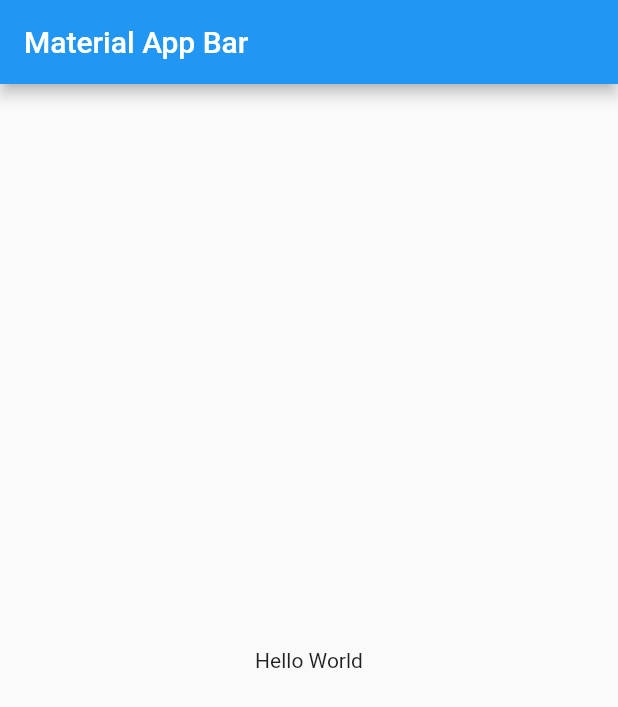
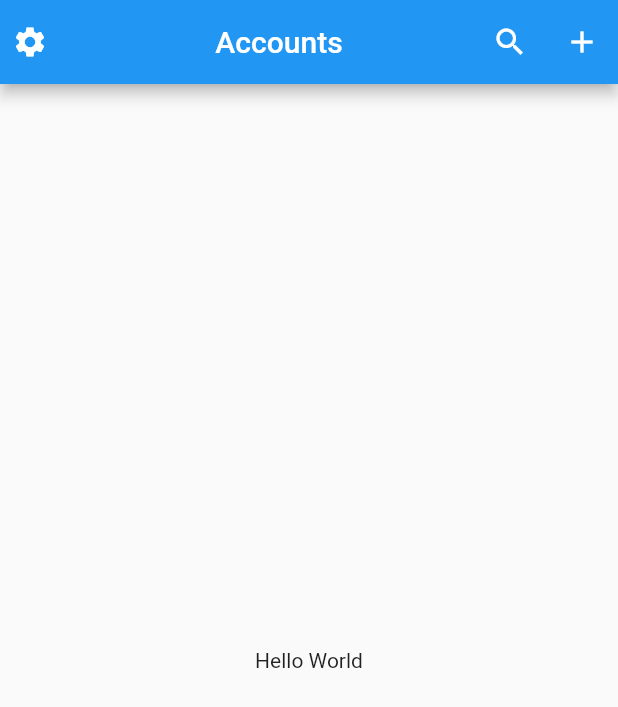
Before and after one commit to al-saqr/cashtrack, a Flutter app: the screen it shows after launch, on a phone screen of 412 x 824 dp. Shown: the top 707 px of the screen. Run offline on Flutter 3.47's test engine with Material 2 defaults, Android fonts, the phone set to English and light mode, and no system bars.

Commit message:
added app bar

```diff
--- a/lib/main.dart
+++ b/lib/main.dart
@@ -8,10 +8,29 @@ class MyApp extends StatelessWidget {
   @override
   Widget build(BuildContext context) {
     return MaterialApp(
+      debugShowCheckedModeBanner: false,
       title: 'Material App',
       home: Scaffold(
         appBar: AppBar(
-          title: Text('Material App Bar'),
+          title: Center(
+              child: Text(
+            'Accounts',
+          )),
+          leading: IconButton(
+            alignment: Alignment.centerLeft,
+            onPressed: () {},
+            icon: const Icon(Icons.settings),
+          ),
+          actions: [
+            IconButton(
+              onPressed: () {},
+              icon: Icon(Icons.search),
+            ),
+            IconButton(
+              onPressed: () {},
+              icon: Icon(Icons.add),
+            ),
+          ],
         ),
         body: Center(
           child: Container(
```
Also changed, not shown: 2 other files.
